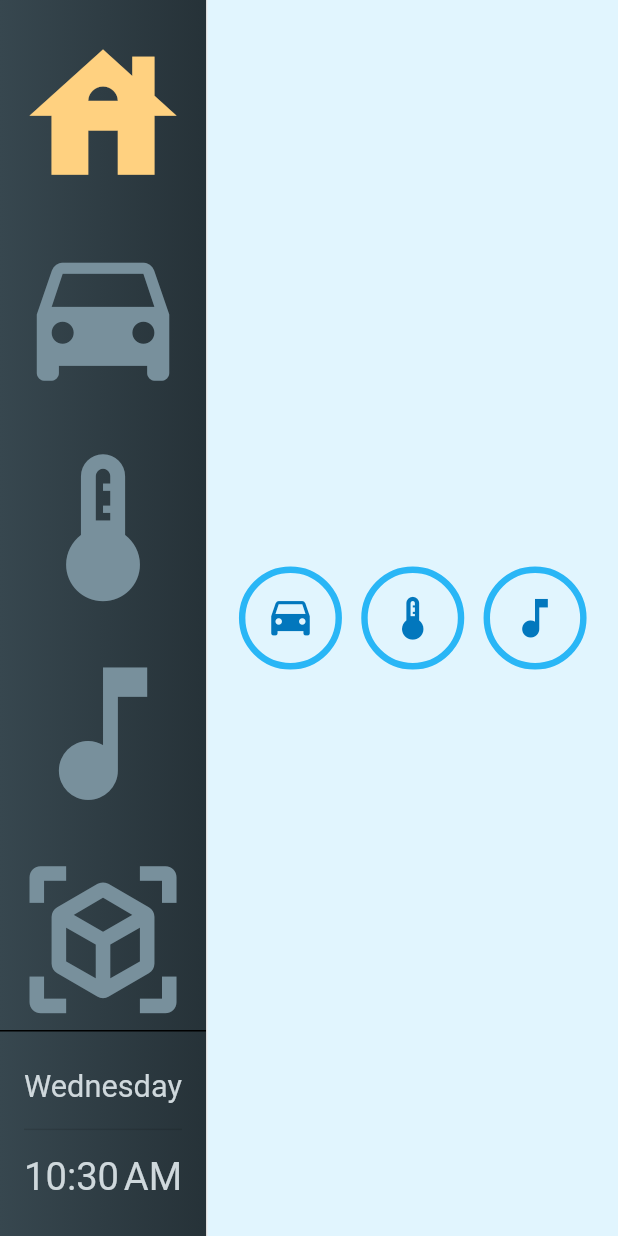
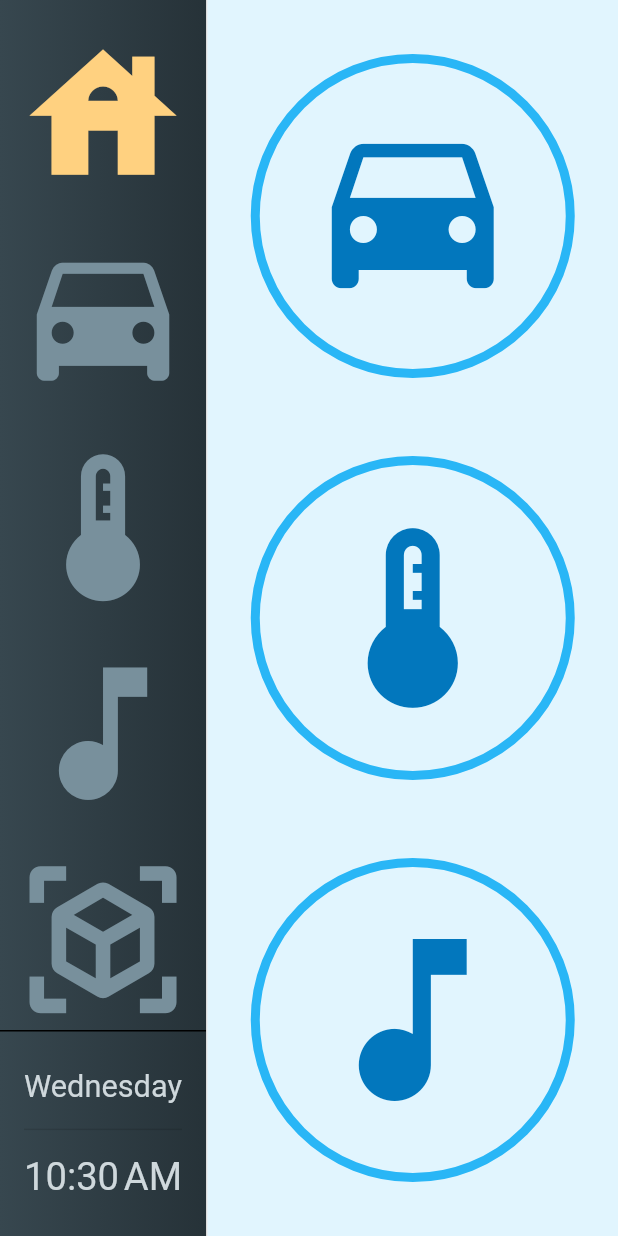
Before and after one commit to felipeerias/flutter_homescreen, a Flutter app: the screen it shows after launch, on a phone screen of 412 x 824 dp. Run offline on Flutter 3.47's test engine with Material 2 defaults, Android fonts, the phone set to English and light mode, and no system bars; our stand-ins replace numberpicker.

Commit message:
Add LayoutSizeHelper

```diff
--- a/lib/homescreen.dart
+++ b/lib/homescreen.dart
@@ -1,5 +1,3 @@
-import 'dart:math';
-
 import 'package:flutter/material.dart';
 import 'package:flutter_homescreen/page_dashboard.dart';
 import 'package:flutter_homescreen/page_home.dart';
@@ -59,6 +57,7 @@ class _HomescreenState extends State<Homescreen> with TickerProviderStateMixin {
   }
 
   Widget _buildLayout(BuildContext context, BoxConstraints constraints) {
+    // size the icons so they cover the left edge of the screen
     var iconSize = constraints.maxHeight / (PageIndex.values.length + 2);
     var railSize = constraints.maxHeight / (PageIndex.values.length + 1);
 
--- /dev/null
+++ b/lib/layout_size_helper.dart
@@ -0,0 +1,53 @@
+import 'package:flutter/material.dart';
+
+class LayoutSizeHelper {
+  Size _size;
+  double _ratio;
+
+  LayoutSizeHelper(context)
+      : _size = MediaQuery.of(context).size,
+        _ratio = MediaQuery.of(context).devicePixelRatio;
+
+  update(context) {
+    _size = MediaQuery.of(context).size;
+    _ratio = MediaQuery.of(context).devicePixelRatio;
+  }
+
+  get defaultIconSize {
+    if (_size.height <= 480 || _size.width <= 600) {
+      return 64.0 * _ratio;
+    } else if (_size.height <= 900 || _size.width <= 840) {
+      return 96.0 * _ratio;
+    } else {
+      return 128.0 * _ratio;
+    }
+  }
+
+  get defaultButtonHeight {
+    return defaultIconSize;
+  }
+
+  get defaultButtonWidth {
+    return defaultButtonHeight * 3.0;
+  }
+
+  get defaultPadding {
+    return defaultIconSize / 8.0;
+  }
+
+  get defaultBorder {
+    return defaultIconSize / 16;
+  }
+
+  get baseFontSize {
+    return (defaultIconSize / 3.0).floor().toDouble();
+  }
+
+  get largeIconSize {
+    return 1.5 * defaultIconSize;
+  }
+
+  get largePadding {
+    return largeIconSize / 4.0;
+  }
+}
--- a/lib/page_home.dart
+++ b/lib/page_home.dart
@@ -1,4 +1,5 @@
 import 'package:flutter/material.dart';
+import 'package:flutter_homescreen/layout_size_helper.dart';
 
 class HomePage extends StatelessWidget {
   final Function(int index) onSetNavigationIndex;
@@ -8,35 +9,34 @@ class HomePage extends StatelessWidget {
 
   @override
   Widget build(BuildContext context) {
-    final double spacing = MediaQuery.of(context).size.width / 32;
-    final double runSpacing = spacing / 2;
+    var themeHelper = LayoutSizeHelper(context);
     return Container(
         color: Colors.lightBlue.shade50,
         constraints: BoxConstraints.expand(),
         alignment: Alignment.center,
         child: Wrap(
-      spacing: spacing,
-      runSpacing: runSpacing,
-      children: <Widget>[
-        createItem(context, Icons.drive_eta, 1),
-        createItem(context, Icons.thermostat, 2),
-        createItem(context, Icons.music_note, 3)
-      ],
-    ));
+          spacing: themeHelper.largePadding,
+          runSpacing: themeHelper.largePadding,
+          children: <Widget>[
+            createItem(themeHelper, Icons.drive_eta, 1),
+            createItem(themeHelper, Icons.thermostat, 2),
+            createItem(themeHelper, Icons.music_note, 3)
+          ],
+        ));
   }
 
-  Widget createItem(BuildContext context, IconData icon, int tabPosition) {
-    final double size = MediaQuery.of(context).size.width / 6;
-    final double padding = size / 4;
-    final double border = padding / 4;
+  Widget createItem(
+      LayoutSizeHelper themeHelper, IconData icon, int tabPosition) {
     return Padding(
       padding: const EdgeInsets.symmetric(vertical: 8.0),
       child: OutlinedButton(
         style: OutlinedButton.styleFrom(
           shape: CircleBorder(),
-          padding: EdgeInsets.all(padding),
+          padding: EdgeInsets.all(themeHelper.largePadding),
           primary: Colors.lightBlue.shade400,
-            side: BorderSide(width: border, color: Colors.lightBlue.shade400)
+          side: BorderSide(
+              width: themeHelper.defaultBorder,
+              color: Colors.lightBlue.shade400),
         ),
         onPressed: () {
           onSetNavigationIndex(tabPosition);
@@ -44,7 +44,7 @@ class HomePage extends StatelessWidget {
         child: Icon(
           icon,
           color: Colors.lightBlue.shade800,
-          size: size / 2,
+          size: themeHelper.largeIconSize,
         ),
       ),
     );
```
Also changed, not shown: lib/page_dashboard.dart (+70 -25 lines), lib/page_hvac.dart (+66 -74 lines), lib/page_media.dart (+45 -44 lines).
